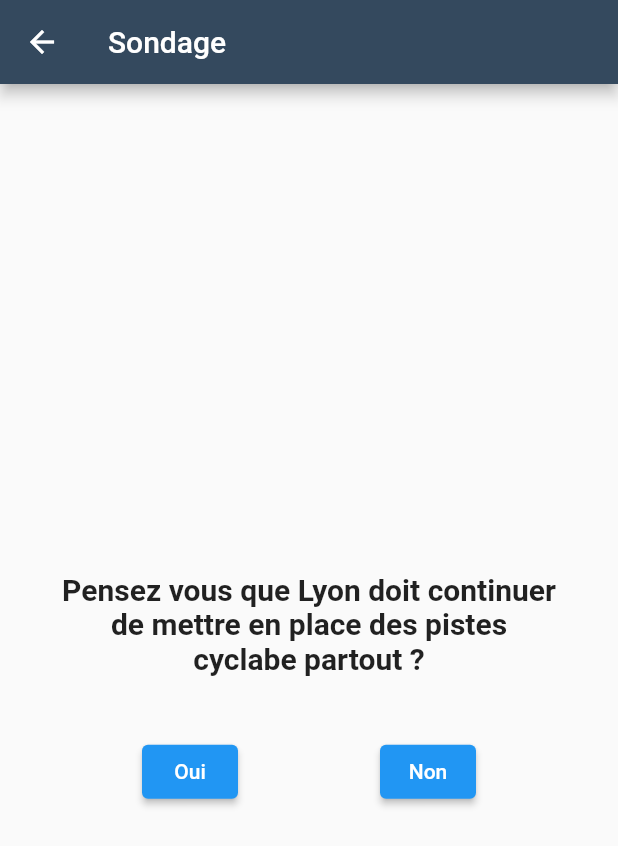
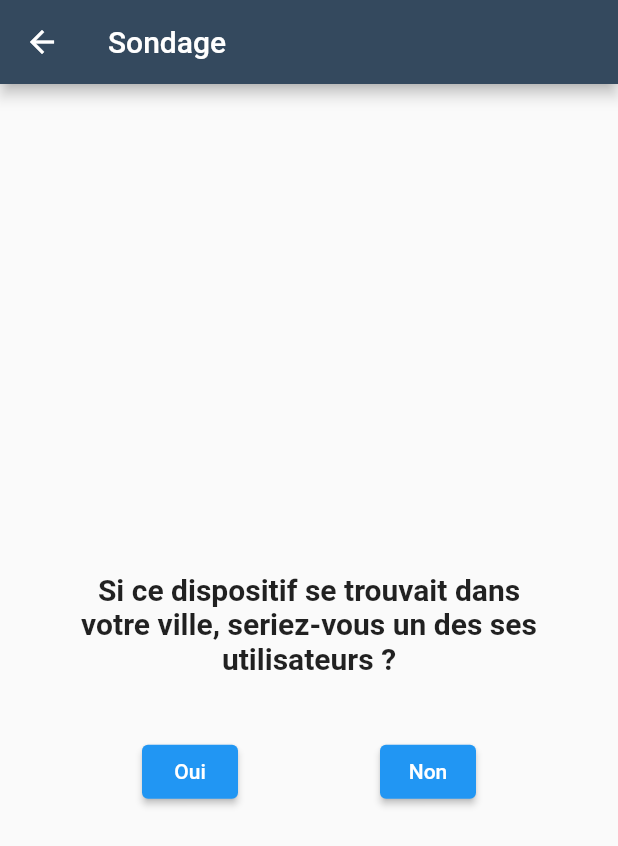
Before and after one commit to AntoineLDLC/ParadiseCity-APP, a Flutter app: the Sondagespage screen opened directly, on a phone screen of 412 x 824 dp. Shown: the top 846 px of the screen. Run offline on Flutter 3.47's test engine with Material 2 defaults, Android fonts, the light colour scheme and no system bars.

Commit message:
Sondage phrase

```diff
--- a/lib/Paradisecity.dart
+++ b/lib/Paradisecity.dart
@@ -280,7 +280,7 @@ class Sondagespage extends StatelessWidget {
           Padding(
             padding: const EdgeInsets.all(40.0),
             child: Text(
-                "Pensez vous que Lyon doit continuer de mettre en place des pistes cyclabe partout ?",style: TextStyle(fontWeight: FontWeight.bold, fontSize: 20,), textAlign: TextAlign.center,
+                "Si ce dispositif se trouvait dans votre ville, seriez-vous un des ses utilisateurs ?",style: TextStyle(fontWeight: FontWeight.bold, fontSize: 20,), textAlign: TextAlign.center,
             ),
           ),
           Row(
```
